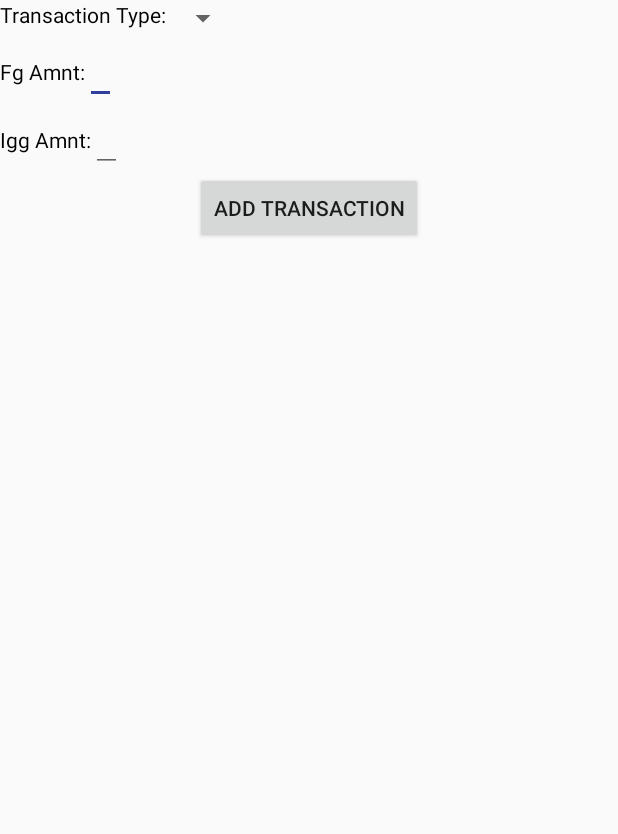
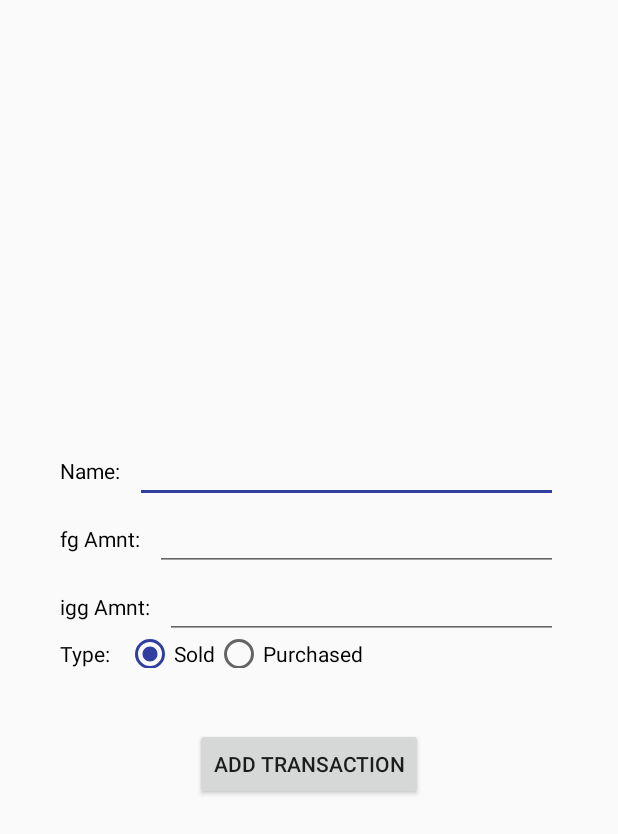
Before and after one commit to bciancio/AndroidCapstoneProjectV2, an Android app: the layout add_transaction_layout.xml on its own in the app's theme, with its tools: preview values and no code run, on a phone screen of 412 x 824 dp. Shown: the top 834 px of the screen. Run offline under Robolectric (Android 15) with nearby library versions, the phone set to English and light mode, and no system bars.

Commit message:
new commit

```diff
--- a/app/src/main/AndroidManifest.xml
+++ b/app/src/main/AndroidManifest.xml
@@ -13,7 +13,7 @@
         android:theme="@style/AppTheme" >
 
         <activity
-            android:name=".Activities.MainActivity"
+            android:name=".activities.MainActivity"
             android:label="@string/app_name"
             android:theme="@style/AppTheme.NoActionBar" >
             <intent-filter>
--- a/app/src/main/java/com/bciancio/androidcapstoneprojectv2/MyAdapter.java
+++ b/app/src/main/java/com/bciancio/androidcapstoneprojectv2/MyAdapter.java
@@ -9,6 +9,7 @@ import android.view.LayoutInflater;
 import android.view.View;
 import android.view.ViewGroup;
 import android.widget.ImageView;
+import android.widget.RelativeLayout;
 import android.widget.TextView;
 
 import com.bciancio.androidcapstoneprojectv2.entity.Transaction;
@@ -35,6 +36,7 @@ public class MyAdapter extends RecyclerView.Adapter<MyAdapter.ViewHolder> {
         public TextView mTypeHolder;
         public TextView mFgHolder;
         public TextView mIggHolder;
+        public RelativeLayout mInfoLayout;
 
         public ViewHolder(View v) {
             super(v);
@@ -43,7 +45,7 @@ public class MyAdapter extends RecyclerView.Adapter<MyAdapter.ViewHolder> {
             mTypeHolder = (TextView) v.findViewById(R.id.theType);
             mFgHolder = (TextView) v.findViewById(R.id.theFgAmnt);
             mIggHolder = (TextView) v.findViewById(R.id.theIggAmnt);
-
+            mInfoLayout = (RelativeLayout)v.findViewById(R.id.rl_transaction_info);
         }
     }
 
@@ -65,8 +67,8 @@ public class MyAdapter extends RecyclerView.Adapter<MyAdapter.ViewHolder> {
             @Override
             public void onClick(DialogInterface dialog, int which) {
                 mDataset.remove(thePosition);
+                // TODO call webservice
                 notifyItemRemoved(thePosition);
-
                 dialog.dismiss();
             }
         });
@@ -78,6 +80,11 @@ public class MyAdapter extends RecyclerView.Adapter<MyAdapter.ViewHolder> {
         });
 
         alert.show();
+    }
+
+    public void promptUpdateDialog(int itemPosition) {
+        // TODO add popup
+        logcatThis("a wild popup has appeared.");
     }
 
     @Override
@@ -106,6 +113,13 @@ public class MyAdapter extends RecyclerView.Adapter<MyAdapter.ViewHolder> {
                 logcatThis("mDataSet size after delete " + getItemCount());
             }
         });
+
+        holder.mInfoLayout.setOnClickListener(new View.OnClickListener() {
+            @Override
+            public void onClick(View v) {
+                promptUpdateDialog(position);
+            }
+        });
     }
 
     @Override
--- a/app/src/main/java/com/bciancio/androidcapstoneprojectv2/MyTaskHandler.java
+++ b/app/src/main/java/com/bciancio/androidcapstoneprojectv2/MyTaskHandler.java
@@ -6,7 +6,6 @@ import android.util.Log;
 
 import com.bciancio.androidcapstoneprojectv2.entity.MySingleton;
 import com.bciancio.androidcapstoneprojectv2.entity.Transaction;
-import com.bciancio.androidcapstoneprojectv2.entity.XMLPullParserUsage;
 
 import org.xmlpull.v1.XmlPullParser;
 import org.xmlpull.v1.XmlPullParserException;
@@ -85,7 +84,7 @@ public class MyTaskHandler extends AsyncTask<String, Void, ArrayList<Transaction
                 );
 
 
-                // TODO set the id of the newly added transaction
+                // TODO set the id of the newly added transaction(current v of service returns a string)
                 result = getStringFromInputStream(in);
                 if(checkTransactionAdded(result)){
                     MySingleton mySingleton = MySingleton.get(mActivity);
--- a/app/src/main/java/com/bciancio/androidcapstoneprojectv2/entity/XMLPullParserUsage.java
+++ b/app/src/main/java/com/bciancio/androidcapstoneprojectv2/XMLPullParserUsage.java
@@ -1,6 +1,8 @@
-package com.bciancio.androidcapstoneprojectv2.entity;
+package com.bciancio.androidcapstoneprojectv2;
 
 import android.util.Log;
+
+import com.bciancio.androidcapstoneprojectv2.entity.Transaction;
 
 import org.xmlpull.v1.XmlPullParser;
 import org.xmlpull.v1.XmlPullParserException;
--- a/app/src/main/res/layout/add_transaction_layout.xml
+++ b/app/src/main/res/layout/add_transaction_layout.xml
@@ -3,82 +3,198 @@
               android:orientation="vertical"
               android:layout_width="match_parent"
               android:layout_height="match_parent"
+              android:gravity="center"
               >
 
-    <LinearLayout
-        android:layout_width="wrap_content"
-        android:layout_height="wrap_content"
-        android:orientation="horizontal"
-    >
+    <!--<LinearLayout-->
+        <!--android:layout_width="wrap_content"-->
+        <!--android:layout_height="wrap_content"-->
+        <!--android:orientation="horizontal"-->
+    <!-->-->
 
-        <!--transaction type-->
-        <TextView
-            android:layout_width="wrap_content"
-            android:layout_height="wrap_content"
-            android:text="@string/lbl_transaction_type"
-            android:id="@+id/inputType"
-            android:textColor="@color/black"
-        />
+        <!--&lt;!&ndash;transaction type&ndash;&gt;-->
+        <!--<TextView-->
+            <!--android:layout_width="wrap_content"-->
+            <!--android:layout_height="wrap_content"-->
+            <!--android:text="@string/lbl_transaction_type"-->
+            <!--android:id="@+id/inputType"-->
+            <!--android:textColor="@color/black"-->
+        <!--/>-->
 
-        <Spinner
-            android:id="@+id/sp_transaction_type"
-            android:layout_width="fill_parent"
-            android:layout_height="wrap_content"
-        />
+        <!--<Spinner-->
+            <!--android:id="@+id/sp_transaction_type"-->
+            <!--android:layout_width="fill_parent"-->
+            <!--android:layout_height="wrap_content"-->
+        <!--/>-->
 
-    </LinearLayout>
+    <!--</LinearLayout>-->
+
+    <!--<LinearLayout-->
+        <!--android:layout_width="match_parent"-->
+        <!--android:layout_height="wrap_content"-->
+        <!--android:orientation="horizontal"-->
+    <!-->-->
+        <!--&lt;!&ndash;fg Amnt&ndash;&gt;-->
+        <!--<TextView-->
+            <!--android:layout_width="wrap_content"-->
+            <!--android:layout_height="wrap_content"-->
+            <!--android:text="@string/lbl_transaction_fgAmnt"-->
+            <!--android:id="@+id/lbl_fggAmnt"-->
+            <!--android:textColor="@color/black"-->
+            <!--/>-->
+
+        <!--<EditText-->
+            <!--android:layout_width="wrap_content"-->
+            <!--android:layout_height="wrap_content"-->
+            <!--android:id="@+id/et_fgAmnt"-->
+            <!--android:inputType="number"-->
+            <!--/>-->
+
+    <!--</LinearLayout>-->
+
+    <!--<LinearLayout-->
+        <!--android:layout_width="match_parent"-->
+        <!--android:layout_height="wrap_content"-->
+        <!--android:orientation="horizontal">-->
+
+        <!--&lt;!&ndash;igg Amnt&ndash;&gt;-->
+        <!--<TextView-->
+            <!--android:layout_width="wrap_content"-->
+            <!--android:layout_height="wrap_content"-->
+            <!--android:text="@string/lbl_transaction_iggAmnt"-->
+            <!--android:id="@+id/lbl_iggAmnt"-->
+            <!--android:textColor="@color/black"-->
+            <!--/>-->
+
+        <!--<EditText-->
+            <!--android:layout_width="wrap_content"-->
+            <!--android:layout_height="wrap_content"-->
+            <!--android:id="@+id/et_iggAmnt"-->
+            <!--android:inputType="number"-->
+        <!--/>-->
+
+    <!--</LinearLayout>-->
 
     <LinearLayout
         android:layout_width="match_parent"
         android:layout_height="wrap_content"
+        android:orientation="vertical"
+        android:paddingLeft="40dp"
+        android:paddingRight="40dp">
+
+        <!-- Name Linear Layout -->
+        <LinearLayout
             android:orientation="horizontal"
+            android:layout_width="match_parent"
+            android:layout_height="match_parent"
+
         >
-        <!--fg Amnt-->
             <TextView
+                android:paddingRight="10dp"
                 android:layout_width="wrap_content"
                 android:layout_height="wrap_content"
-            android:text="@string/lbl_fgAmnt"
-            android:id="@+id/lbl_fggAmnt"
+                android:text="@string/lbl_transaction_name"
                 android:textColor="@color/black"
+                android:id="@+id/lbl_transaction_name"
+            />
+            <EditText
+                android:layout_width="fill_parent"
+                android:layout_height="wrap_content"
+                android:id="@+id/et_transaction_name"
+            />
+        </LinearLayout>
+
+        <!-- fgAmnt Linear Layout -->
+        <LinearLayout
+            android:orientation="horizontal"
+            android:layout_width="match_parent"
+            android:layout_height="match_parent"
+
+            >
+            <TextView
+                android:paddingRight="10dp"
+                android:layout_width="wrap_content"
+                android:layout_height="wrap_content"
+                android:text="@string/lbl_transaction_fgAmnt"
+                android:textColor="@color/black"
+                android:id="@+id/lbl_transaction_fg_amnt"
+                />
+            <EditText
+                android:layout_width="fill_parent"
+                android:layout_height="wrap_content"
+                android:id="@+id/et_transaction_fg_amnt"
+                />
+        </LinearLayout>
+
+        <!-- iggAmnt Linear Layout -->
+        <LinearLayout
+            android:orientation="horizontal"
+            android:layout_width="match_parent"
+            android:layout_height="match_parent"
+
+            >
+            <TextView
+                android:paddingRight="10dp"
+                android:layout_width="wrap_content"
+                android:layout_height="wrap_content"
+                android:text="@string/lbl_transaction_iggAmnt"
+                android:textColor="@color/black"
+                android:id="@+id/lbl_transaction_igg_amnt"
+                />
+            <EditText
+                android:layout_width="fill_parent"
+                android:layout_height="wrap_content"
+                android:id="@+id/et_transaction_igg_amnt"
                 />
 
-        <EditText
-            android:layout_width="wrap_content"
-            android:layout_height="wrap_content"
-            android:id="@+id/et_fgAmnt"
-            android:inputType="number"
-            />
 
         </LinearLayout>
 
+        <!-- type Linear Layout -->
         <LinearLayout
+            android:orientation="horizontal"
             android:layout_width="match_parent"
-        android:layout_height="wrap_content"
-        android:orientation="horizontal">
+            android:layout_height="match_parent"
 
-        <!--igg Amnt-->
+            >
             <TextView
+                android:paddingRight="10dp"
                 android:layout_width="wrap_content"
                 android:layout_height="wrap_content"
-            android:text="@string/lbl_iggAmnt"
-            android:id="@+id/lbl_iggAmnt"
+                android:text="@string/lbl_transaction_type"
                 android:textColor="@color/black"
+                android:id="@+id/lbl_transaction_type"
                 />
 
-        <EditText
+                <RadioGroup
+                    android:layout_width="match_parent"
+                    android:layout_height="match_parent"
+                    android:orientation="horizontal"
+                    android:id="@+id/rg_transaction_type"
+                >
+                    <RadioButton android:id="@+id/rb_transaction_type_sold"
                                  android:layout_width="wrap_content"
                                  android:layout_height="wrap_content"
-            android:id="@+id/et_iggAmnt"
-            android:inputType="number"
+                                 android:text="@string/lbl_radio_sold"
+                                 android:checked="true"
                     />
+                    <RadioButton android:id="@+id/rb_transaction_type_purchased"
+                                 android:layout_width="wrap_content"
+                                 android:layout_height="wrap_content"
+                                 android:text="@string/lbl_radio_purchased"
+                    />
+                </RadioGroup>
 
         </LinearLayout>
 
         <Button
+            android:layout_marginTop="40dp"
             android:layout_width="wrap_content"
             android:layout_height="wrap_content"
-        android:text="@string/lbl_add_transaction"
+            android:text="@string/lbl_transaction_add"
             android:id="@+id/btn_add_transaction"
             android:layout_gravity="center_horizontal"
         />
+
     </LinearLayout>
+</LinearLayout>
--- a/app/src/main/res/layout/list_item_layout.xml
+++ b/app/src/main/res/layout/list_item_layout.xml
@@ -13,6 +13,12 @@
         android:contentDescription="Delete This Item"
         android:src="@android:drawable/ic_input_delete"
     />
+    <RelativeLayout
+        android:layout_width="match_parent"
+        android:layout_height="match_parent"
+        android:layout_toRightOf="@id/deleteButton"
+        android:id="@+id/rl_transaction_info"
+    >
 
         <!--2nd Row - Item 1 -->
         <TextView
@@ -21,7 +27,7 @@
             android:layout_height="26dip"
             android:layout_alignParentBottom="true"
             android:layout_alignParentRight="true"
-        android:layout_toRightOf="@id/deleteButton"
+
             android:ellipsize="marquee"
             android:singleLine="true"
             android:text="@string/lbl_type"
@@ -34,18 +40,16 @@
             android:layout_height="wrap_content"
             android:layout_above="@id/theType"
             android:layout_alignWithParentIfMissing="true"
-        android:layout_toRightOf="@id/deleteButton"
             android:gravity="center_vertical"
-        android:text="@string/lbl_name"
-        android:layout_alignTop="@+id/deleteButton"
+            android:text="@string/lbl_transaction_name"
         />
 
         <!--2nd Row - Item 2 -->
         <TextView
             android:layout_width="wrap_content"
             android:layout_height="wrap_content"
-        android:text="@string/lbl_fgAmnt"
-        android:id="@+id/theFgAmnt"
+            android:text="@string/lbl_transaction_iggAmnt"
+            android:id="@+id/theIggAmnt"
             android:layout_below="@+id/theName"
             android:layout_alignEnd="@+id/theType"
         />
@@ -54,10 +58,10 @@
         <TextView
             android:layout_width="wrap_content"
             android:layout_height="wrap_content"
-        android:text="@string/lbl_iggAmnt"
-        android:id="@+id/theIggAmnt"
+            android:text="@string/lbl_transaction_fgAmnt"
+            android:id="@+id/theFgAmnt"
             android:layout_alignParentTop="true"
             android:layout_alignEnd="@+id/theName"
         />
-
     </RelativeLayout>
+</RelativeLayout>
--- a/app/src/main/res/menu/main.xml
+++ b/app/src/main/res/menu/main.xml
@@ -7,7 +7,7 @@
       <item
           android:id="@+id/addTransactionMenu"
           android:icon="@android:drawable/ic_input_add"
-          android:title="@string/lbl_add_transaction"
+          android:title="@string/lbl_transaction_add"
           demonav:showAsAction="ifRoom|withText"
           />
 
--- a/app/src/main/res/values/strings.xml
+++ b/app/src/main/res/values/strings.xml
@@ -8,12 +8,16 @@
 
     <string name="action_settings">Settings</string>
 
-    <string name="lbl_transaction_type">Transaction Type: </string>
     <string name="lbl_type">Type: </string>
-    <string name="lbl_name">Name: </string>
-    <string name="lbl_iggAmnt">Igg Amnt: </string>
-    <string name="lbl_fgAmnt">Fg Amnt: </string>
-    <string name="lbl_add_transaction">Add Transaction</string>
+    <string name="lbl_transaction_type">Type: </string>
+    <string name="lbl_transaction_name">Name: </string>
+    <string name="lbl_transaction_iggAmnt">igg Amnt: </string>
+    <string name="lbl_transaction_fgAmnt">fg Amnt: </string>
+    <string name="lbl_transaction_add">Add Transaction</string>
+    <string name="lbl_radio_sold">Sold</string>
+    <string name="lbl_radio_purchased">Purchased</string>
+
+    <string name="lbl_alert_confirm_title">Confirm Delete!</string>
 
     <string-array name="transaction_type_array">
         <item>Sold</item>
```
Lines whose indentation alone changed are shown as unchanged.
